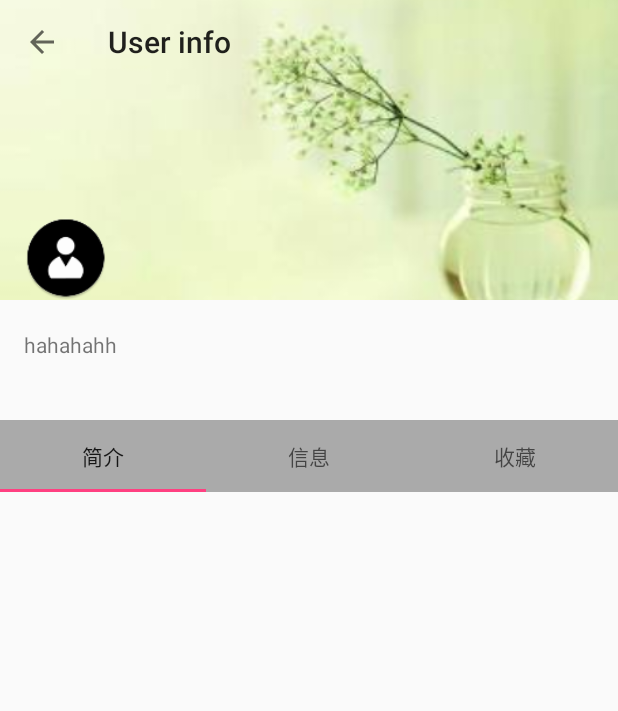
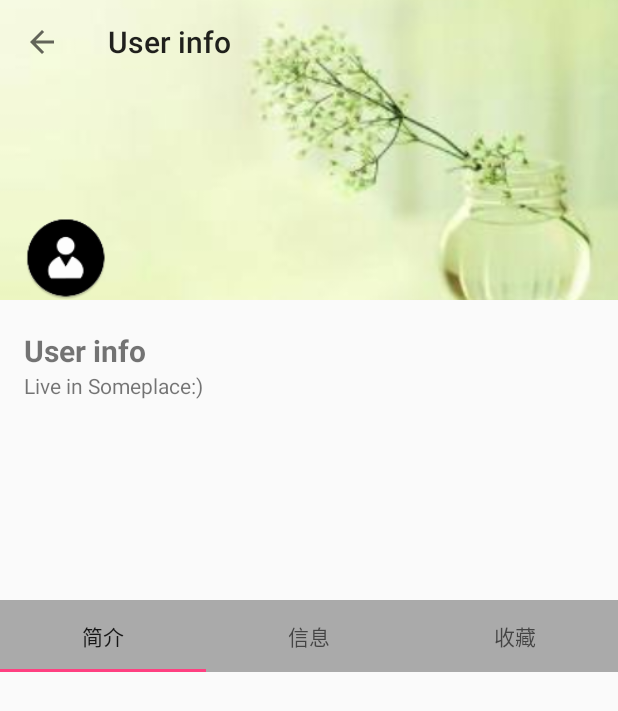
Before and after one commit to NTRsolutions/PicS, an Android app: the UserInfoActivity screen opened directly, with no data from a screen before it, on a phone screen of 412 x 824 dp. Shown: the top 711 px of the screen. Run offline under Robolectric (Android 15) with nearby library versions, the phone set to English and light mode, and no system bars; 4 statements that could not run were skipped.

Commit message:
添加了用户界面的简介

```diff
--- a/app/src/main/java/com/justdoit/pics/activity/LoginActivity.java
+++ b/app/src/main/java/com/justdoit/pics/activity/LoginActivity.java
@@ -82,7 +82,7 @@ public class LoginActivity extends AppCompatActivity {
     private void initView() {
 
         setSupportActionBar((Toolbar) findViewById(R.id.login_toolbar));
-        getSupportActionBar().setTitle(R.string.action_sign_up);
+        getSupportActionBar().setTitle(R.string.action_login_in);
 
         mHintTextView = (TextView) findViewById(R.id.hint_tv);
         mHintTextView.setPaintFlags(Paint.UNDERLINE_TEXT_FLAG);
@@ -94,10 +94,12 @@ public class LoginActivity extends AppCompatActivity {
                 if (isToLogin) {
                     ((TextView) v).setText(R.string.register_hint);
                     mButton.setText(R.string.action_login_in);
+                    getSupportActionBar().setTitle(R.string.action_login_in);
                     mEmailLayout.setVisibility(View.GONE);
                 } else {
                     ((TextView) v).setText(R.string.login_hint);
                     mButton.setText(R.string.action_sign_up);
+                    getSupportActionBar().setTitle(R.string.action_sign_up);
                     mEmailLayout.setVisibility(View.VISIBLE);
                 }
             }
@@ -135,7 +137,6 @@ public class LoginActivity extends AppCompatActivity {
         // 关闭软键盘
         SystemUtil.hideSystemKeyBoard(this, mButton);
 
-        // TODO 错误信息显示错位
         mUsernameLayout.setError(null);
         mPasswordLayout.setError(null);
         mEmailLayout.setError(null);
@@ -272,7 +273,6 @@ public class LoginActivity extends AppCompatActivity {
             App.setUserId(jsonObject.getInt(Constant.USER_ID_NAME)); // 设置全局userId
             App.setUserName(username);
 
-
         } catch (JSONException e) {
             e.printStackTrace();
             Log.e(TAG, "saveUserInfo():new JSONObject() failed");
--- a/app/src/main/java/com/justdoit/pics/activity/UserInfoActivity.java
+++ b/app/src/main/java/com/justdoit/pics/activity/UserInfoActivity.java
@@ -13,6 +13,7 @@ import android.util.Log;
 import android.view.Gravity;
 import android.view.MenuItem;
 import android.view.View;
+import android.widget.TextView;
 
 import com.android.volley.Request;
 import com.android.volley.Response;
@@ -63,6 +64,8 @@ public class UserInfoActivity extends AppCompatActivity {
 
         initToolbar();
 
+        initBriefView();
+
         initTabLayout();
 
     }
@@ -77,18 +80,24 @@ public class UserInfoActivity extends AppCompatActivity {
         setSupportActionBar(toolbar);
         getSupportActionBar().setDisplayHomeAsUpEnabled(true); // 显示上一级按钮
 
+        toolbarLayout.setTitleEnabled(false); // 设置title不跟随layout缩放
+    }
+
+    private void initBriefView() {
+        TextView usernameTv = (TextView) findViewById(R.id.user_info_username);
+
         String username = App.getUserName();
 
-
-
-        // 显示title内容
+        // 设置用户名
         if (username == null || TextUtils.isEmpty(username)) {
-            toolbarLayout.setTitle(getResources().getString(R.string.user_info));
+            usernameTv.setText(R.string.user_info);
         } else {
-            toolbarLayout.setTitle(username);
+            usernameTv.setText(username);
         }
 
-        toolbarLayout.setTitleEnabled(false); // 设置title不跟随layout缩放
+        // 设置居住地
+        TextView locationTv = (TextView) findViewById(R.id.user_info_location);
+
     }
 
     /**
--- a/app/src/main/res/layout/activity_user_info.xml
+++ b/app/src/main/res/layout/activity_user_info.xml
@@ -17,13 +17,32 @@
             android:layout_width="match_parent"
             android:layout_height="wrap_content">
 
-            <TextView
-                android:id="@+id/user_info_show_case"
-                android:text="hahahahh"
+            <RelativeLayout
+                android:id="@+id/user_info_brief_container"
                 android:layout_marginTop="@dimen/user_info_vertical_margin"
                 android:layout_marginLeft="@dimen/user_info_horizontal_margin"
                 android:layout_width="match_parent"
-                android:layout_height="@dimen/user_info_show_case_height" />
+                android:layout_height="@dimen/user_info_brief_container_height">
+
+                <TextView
+                    android:id="@+id/user_info_username"
+                    android:text="@string/prompt_username"
+                    android:textSize="@dimen/user_info_username_tx_size"
+                    android:textStyle="bold"
+                    android:layout_width="wrap_content"
+                    android:layout_height="wrap_content"
+                    android:layout_alignParentLeft="true"
+                    android:layout_alignParentStart="true"
+                    android:layout_alignParentTop="true"/>
+
+                <TextView
+                    android:id="@+id/user_info_location"
+                    android:text="@string/user_info_location"
+                    android:layout_below="@id/user_info_username"
+                    android:layout_width="wrap_content"
+                    android:layout_height="wrap_content" />
+
+            </RelativeLayout>
 
             <android.support.design.widget.TabLayout
                 android:id="@+id/user_info_tab_layout"
--- a/app/src/main/res/values/dimens.xml
+++ b/app/src/main/res/values/dimens.xml
@@ -6,9 +6,10 @@
     <dimen name="cardview_margin">16dp</dimen>
 
     <dimen name="user_info_collapse_layout_height">200dp</dimen>
+    <dimen name="user_info_brief_container_height">180dp</dimen>
     <dimen name="user_info_bg_iv_height">180dp</dimen>
     <dimen name="user_info_vertical_margin">20dp</dimen>
     <dimen name="user_info_horizontal_margin">16dp</dimen>
-    <dimen name="user_info_show_case_height">60dp</dimen>
     <dimen name="user_info_avatar_size">56dp</dimen>
+    <dimen name="user_info_username_tx_size">20sp</dimen>
 </resources>
--- a/app/src/main/res/values/strings.xml
+++ b/app/src/main/res/values/strings.xml
@@ -15,5 +15,6 @@
     <string name="register_hint">Don\'t have an account?Sign up Now</string>
     <string name="login_hint">Already have an account?Login in Now</string>
 
+    <string name="user_info_location">Live in Someplace:)</string>
     <string name="user_info">User info</string>
 </resources>
```
Also changed, not shown: 1 other file.
